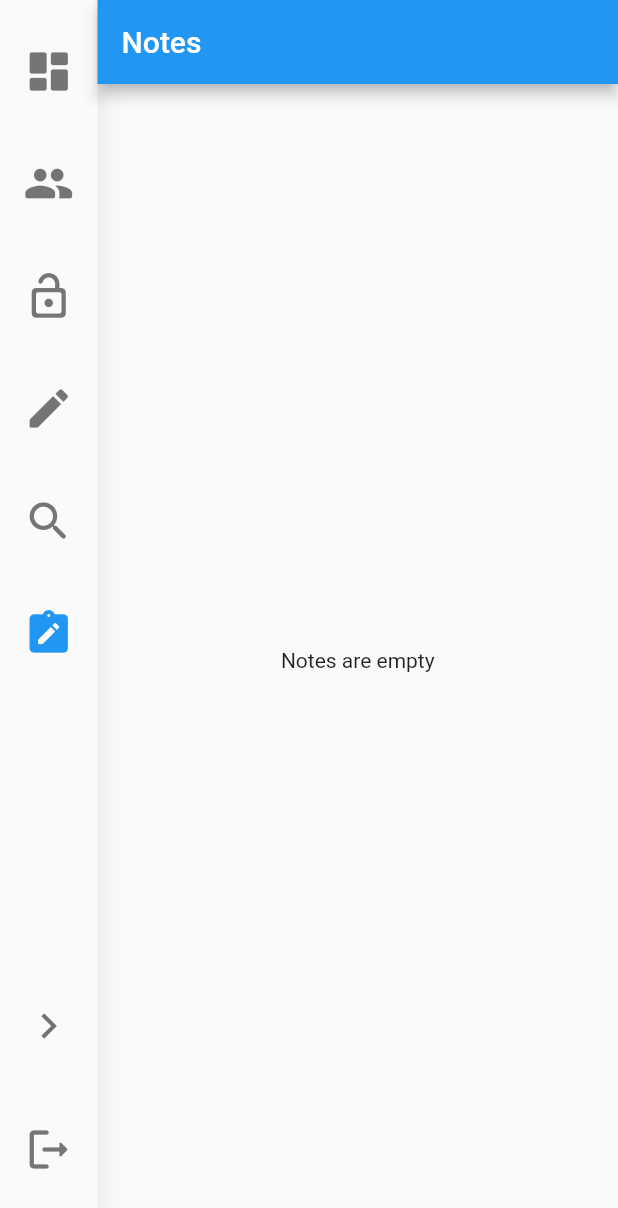
After one commit to HadyMash/psych-ia-experiment, a Flutter app: the AdminPanel screen opened directly, after a tap on the "search" icon, after a tap on the "note alt" icon, on a phone screen of 412 x 824 dp. The commit adds this screen. Shown: the top 1208 px of the screen. Run offline on Flutter 3.47's test engine with Material 2 defaults, Android fonts, the phone set to English and light mode, and no system bars; our stand-ins replace cloud_firestore, firebase_auth, firebase_core, flutter_markdown, flutter_multi_formatter, fluttertoast and 1 more; missing offline and left inert: dart:html, enum_to_string; accounts and stored records are empty; network calls fail.

Commit message:
added notes to admin panel.

```diff
--- a/lib/screens/admin/admin_panel.dart
+++ b/lib/screens/admin/admin_panel.dart
@@ -3,6 +3,7 @@ import 'package:flutter/material.dart';
 import 'package:reading_experiment/screens/admin/assets/side_navbar.dart';
 import 'package:reading_experiment/screens/admin/pages/dashboard.dart';
 import 'package:reading_experiment/screens/admin/pages/discovery.dart';
+import 'package:reading_experiment/screens/admin/pages/notes.dart';
 import 'package:reading_experiment/screens/admin/pages/participants.dart';
 import 'package:reading_experiment/screens/admin/pages/edit_texts.dart';
 import 'package:reading_experiment/screens/admin/pages/unlock_requests.dart';
@@ -37,6 +38,7 @@ class _AdminPanelState extends State<AdminPanel> {
                   UnlockRequests(),
                   EditTexts(),
                   Discovery(),
+                  Notes(),
                 ],
               ),
             ),
--- a/lib/screens/admin/assets/side_navbar.dart
+++ b/lib/screens/admin/assets/side_navbar.dart
@@ -159,6 +159,19 @@ class _SideNavigationBarState extends State<SideNavigationBar> {
                     width: navBarWidth,
                     onTap: () {
                       setState(() => selectedIndex = 4);
+                      widget.onChange(selectedIndex);
+                    },
+                  ),
+                  PageIcon.tooltip(
+                    label: 'Notes',
+                    tooltip: 'Notes - View User Notes',
+                    selected: selectedIndex == 5,
+                    expanded: navBarExpanded,
+                    icon: Icons.note_alt_rounded,
+                    height: itemHeight,
+                    width: navBarWidth,
+                    onTap: () {
+                      setState(() => selectedIndex = 5);
                       widget.onChange(selectedIndex);
                     },
                   ),
--- /dev/null
+++ b/lib/screens/admin/pages/notes.dart
@@ -0,0 +1,92 @@
+import 'package:flutter/material.dart';
+import 'package:reading_experiment/services/auth.dart';
+import 'package:reading_experiment/services/database.dart';
+import 'package:reading_experiment/shared/note_data.dart';
+
+class Notes extends StatefulWidget {
+  const Notes({Key? key}) : super(key: key);
+
+  @override
+  _NotesState createState() => _NotesState();
+}
+
+class _NotesState extends State<Notes> {
+  List<Widget> _buildNotes(List<String> notes) {
+    var widgets = <Widget>[];
+
+    notes.forEach((element) {
+      widgets.add(Text(element));
+    });
+    return widgets;
+  }
+
+  final stream = DatabaseService(uid: AuthService().getUser()!.uid).notes;
+
+  @override
+  Widget build(BuildContext context) {
+    return Scaffold(
+      backgroundColor: Colors.transparent,
+      appBar: AppBar(
+        title: const Text('Notes'),
+        automaticallyImplyLeading: false,
+      ),
+      body: StreamBuilder<List<NoteData>?>(
+          stream: stream,
+          builder: (context, snapshot) {
+            if (!snapshot.hasData) {
+              return const Center(child: CircularProgressIndicator());
+            }
+            if (snapshot.data != null) {
+              if (snapshot.data!.isEmpty) {
+                return const Center(child: Text('Notes are empty'));
+              }
+            }
+            return SingleChildScrollView(
+              child: ExpansionPanelList(
+                expansionCallback: (int index, bool isExpanded) {
+                  setState(() {
+                    (snapshot.data as List<NoteData>)[index].isExpanded =
+                        !isExpanded;
+                  });
+                },
+                children: snapshot.data!.map<ExpansionPanel>((NoteData note) {
+                  return ExpansionPanel(
+                    headerBuilder: (context, bool isExpanded) => ListTile(
+                      title: Text(note.id),
+                    ),
+                    body: ListTile(
+                      title: Text(note.id),
+                      subtitle: Column(
+                        mainAxisSize: MainAxisSize.min,
+                        mainAxisAlignment: MainAxisAlignment.start,
+                        children: [
+                          note.author == null
+                              ? Container()
+                              : Text('Author: ${note.author}'),
+                          note.kick == null
+                              ? Container()
+                              : Text('Kick: ${note.kick}'),
+                          note.kickReason == null
+                              ? Container()
+                              : Text('Kick Reason: ${note.kickReason}'),
+                          note.notes == null
+                              ? Container()
+                              : const Text('Notes:'),
+                          note.notes == null
+                              ? Container()
+                              : Column(
+                                  mainAxisSize: MainAxisSize.min,
+                                  children: _buildNotes(note.notes!),
+                                )
+                        ],
+                      ),
+                    ),
+                    isExpanded: note.isExpanded,
+                  );
+                }).toList(),
+              ),
+            );
+          }),
+    );
+  }
+}
--- a/lib/shared/note_data.dart
+++ b/lib/shared/note_data.dart
@@ -4,7 +4,14 @@ class NoteData {
   final List<String>? notes;
   final String? kickReason;
   final bool? kick;
+  bool isExpanded;
 
-  const NoteData(
-      {required this.id, this.author, this.notes, this.kickReason, this.kick});
+  NoteData({
+    required this.id,
+    this.author,
+    this.notes,
+    this.kickReason,
+    this.kick,
+    this.isExpanded = false,
+  });
 }
```
Also changed, not shown: lib/services/database.dart (+7 -1 lines).
